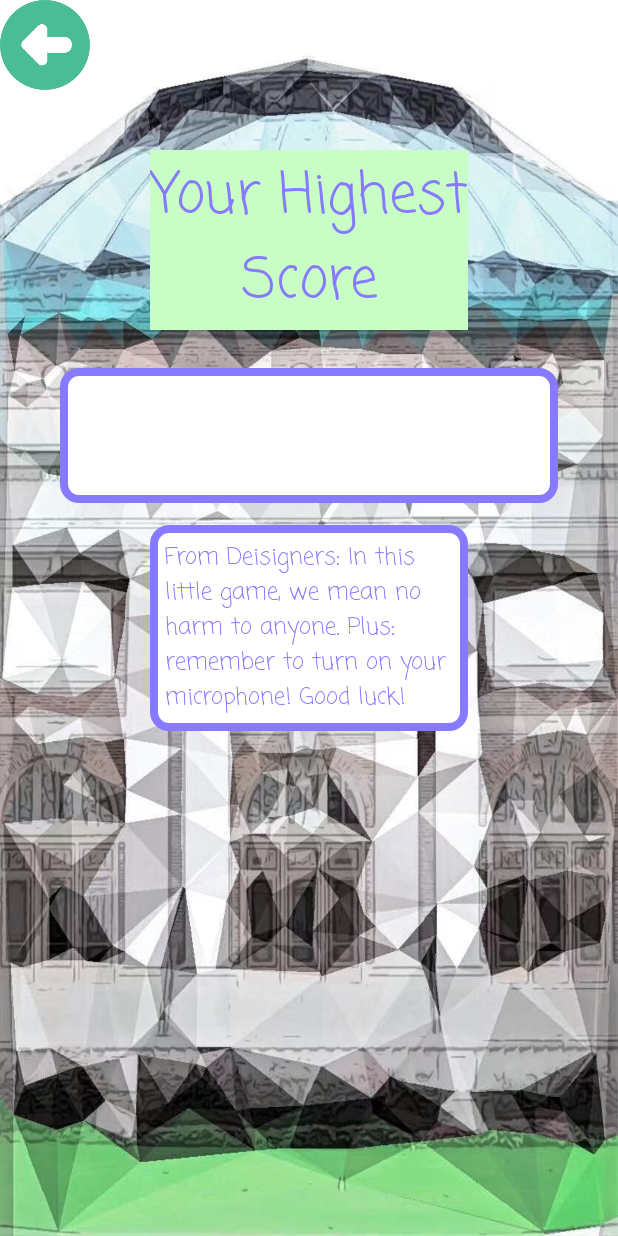
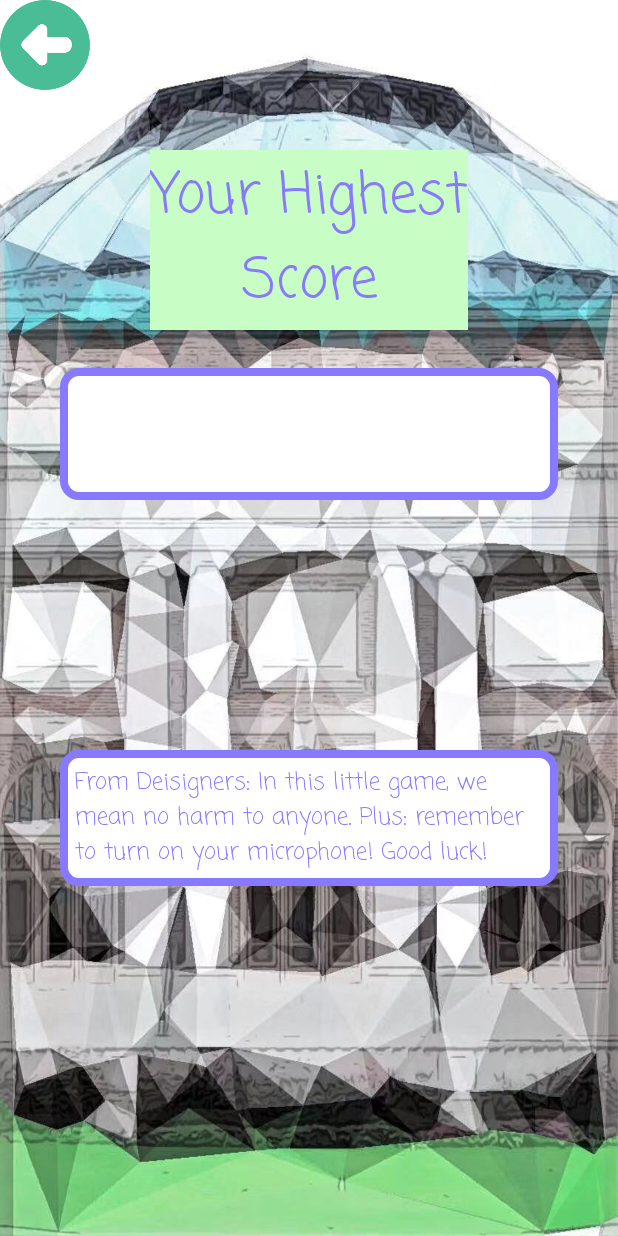
Before and after one commit to yuqings3/RunningGeoffrey-public, an Android app: the layout activity_high_score.xml on its own in the app's theme, with its tools: preview values and no code run, on a phone screen of 412 x 824 dp. Run offline under Robolectric (Android 15) with nearby library versions, the light colour scheme and no system bars.

```diff
--- a/app/src/main/res/layout/activity_high_score.xml
+++ b/app/src/main/res/layout/activity_high_score.xml
@@ -11,19 +11,19 @@
 
     <TextView
         android:id="@+id/annoucement"
-        android:layout_width="wrap_content"
+        android:layout_width="352dp"
         android:layout_height="wrap_content"
-        android:layout_marginStart="100dp"
-        android:layout_marginLeft="100dp"
-        android:layout_marginTop="350dp"
-        android:layout_marginEnd="100dp"
-        android:layout_marginRight="100dp"
+        android:layout_marginStart="40dp"
+        android:layout_marginLeft="40sp"
+        android:layout_marginTop="500dp"
+        android:layout_marginEnd="40dp"
+        android:layout_marginRight="40dp"
         android:layout_marginBottom="100dp"
         android:background="@drawable/board"
 
+        android:fontFamily="casual"
         android:text="From Deisigners: In this little game, we mean no harm to anyone. Plus: remember to turn on your microphone! Good luck!"
         android:textColor="#877AFF"
-        android:fontFamily="casual"
         android:textColorHighlight="#00ECC14B"
         android:textSize="15sp" />
 
@@ -54,16 +54,15 @@
 
     <TextView
         android:id="@+id/first"
-        android:layout_width="match_parent"
-        android:layout_height="90dp"
+        android:layout_width="335dp"
+        android:layout_height="88dp"
         android:layout_marginLeft="40dp"
         android:layout_marginTop="245dp"
         android:layout_marginRight="40dp"
         android:background="@drawable/board"
-        android:textSize="60sp"
-        android:textColor="#877AFF"
         android:fontFamily="casual"
         android:gravity="center"
-        />
+        android:textColor="#877AFF"
+        android:textSize="60sp" />
 
 </RelativeLayout>
```
